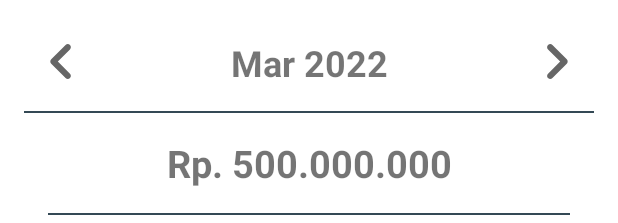
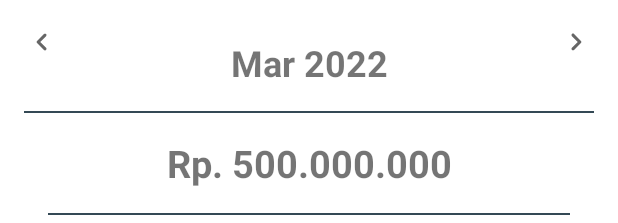
Before and after one commit to arnoldjas/fincord, an Android app: the layout fragment_main.xml on its own in the app's theme, with its tools: preview values and no code run, on a phone screen of 412 x 824 dp. Shown: the top 223 px of the screen. Run offline under Robolectric (Android 15) with nearby library versions, the phone set to English and light mode, and no system bars.

Commit message:
resize icon size

```diff
--- a/app/src/main/res/drawable/ic_arrow_left.xml
+++ b/app/src/main/res/drawable/ic_arrow_left.xml
@@ -1,6 +1,6 @@
 <vector xmlns:android="http://schemas.android.com/apk/res/android"
-    android:width="50dp"
-    android:height="50dp"
+    android:width="24dp"
+    android:height="24dp"
     android:viewportWidth="24"
     android:viewportHeight="24"
     android:tint="?attr/colorControlNormal">
--- a/app/src/main/res/drawable/ic_arrow_right.xml
+++ b/app/src/main/res/drawable/ic_arrow_right.xml
@@ -1,6 +1,6 @@
 <vector xmlns:android="http://schemas.android.com/apk/res/android"
-    android:width="50dp"
-    android:height="50dp"
+    android:width="24dp"
+    android:height="24dp"
     android:viewportWidth="24"
     android:viewportHeight="24"
     android:tint="?attr/colorControlNormal">
```
